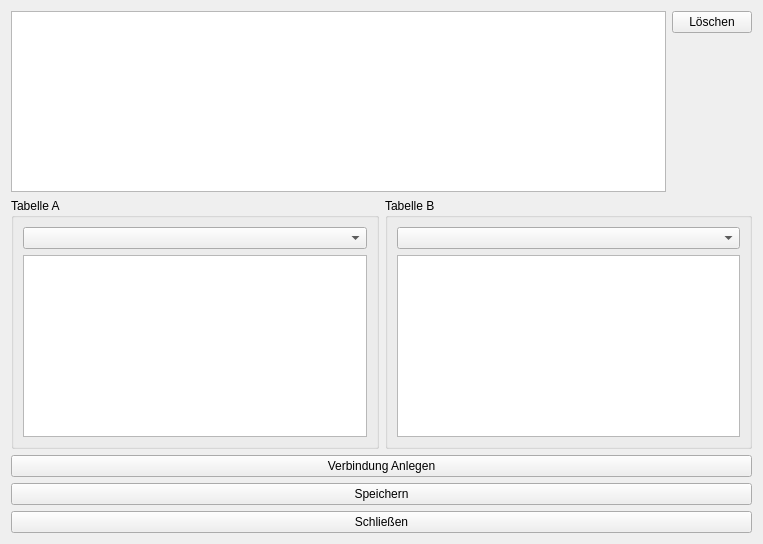
Above: qt/doDBRelation/doDBRelationEditor.ui from stackshadow/copilot before the change. Below: the same form after it.
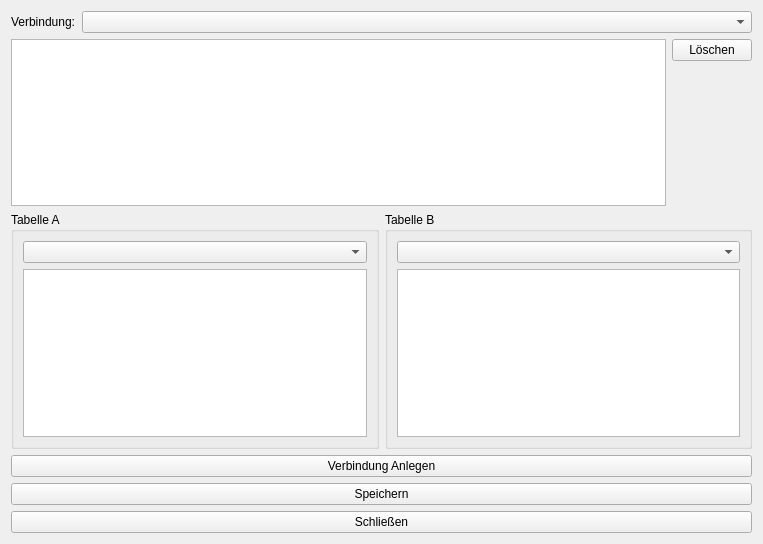
That is the form after the change.

```diff
--- a/qt/doDBRelation/doDBRelationEditor.ui
+++ b/qt/doDBRelation/doDBRelationEditor.ui
@@ -14,6 +14,26 @@
    <string>Form</string>
   </property>
   <layout class="QVBoxLayout" name="verticalLayout_4">
+   <item>
+    <layout class="QHBoxLayout" name="horizontalLayout_3">
+     <item>
+      <widget class="QLabel" name="label">
+       <property name="sizePolicy">
+        <sizepolicy hsizetype="Maximum" vsizetype="Preferred">
+         <horstretch>0</horstretch>
+         <verstretch>0</verstretch>
+        </sizepolicy>
+       </property>
+       <property name="text">
+        <string>Verbindung:</string>
+       </property>
+      </widget>
+     </item>
+     <item>
+      <widget class="QComboBox" name="cBoxConnection"/>
+     </item>
+    </layout>
+   </item>
    <item>
     <layout class="QHBoxLayout" name="horizontalLayout">
      <item>
```
